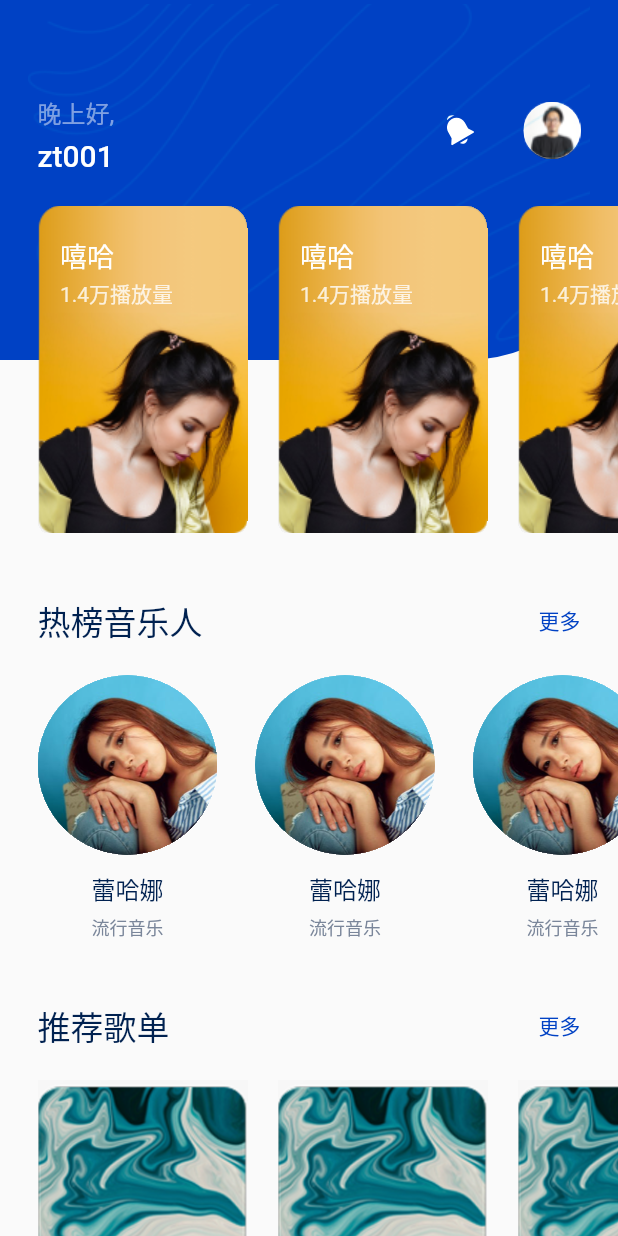
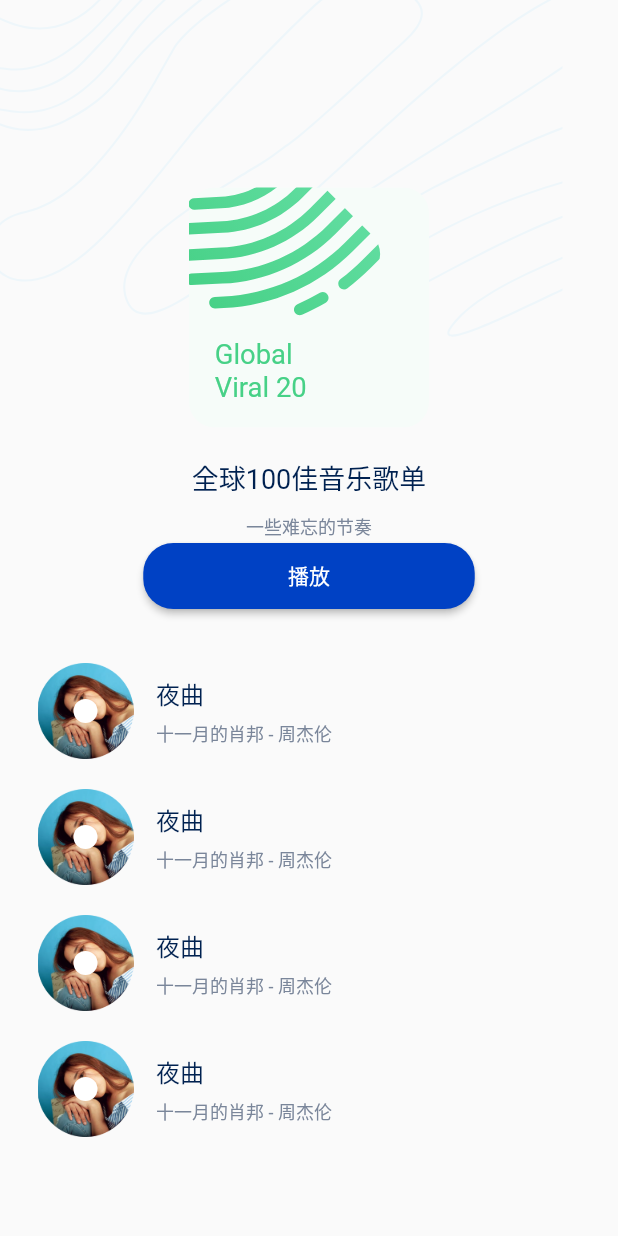
Before and after one commit to biubiiubiu/ztian-music-app, a Flutter app: the screen it shows after launch, after a tap on "嘻哈", on a phone screen of 412 x 824 dp. Run offline on Flutter 3.47's test engine with Material 2 defaults, Android fonts, the phone set to English and light mode, and no system bars; our stand-ins replace flutter_svg.

Commit message:
feat:歌单详情界面

```diff
--- a/lib/main.dart
+++ b/lib/main.dart
@@ -1,6 +1,7 @@
 import 'package:flutter/material.dart';
 import 'package:ztian_music_app/pages/home/home_page.dart';
 import 'package:ztian_music_app/pages/login/login_page.dart';
+import 'package:ztian_music_app/pages/playlist/detail_page.dart';
 
 void main() {
   runApp(const ZtianMusic());
@@ -30,7 +31,8 @@ class ZtianMusic extends StatelessWidget {
       initialRoute: '/',
       routes: {
         '/': (context) => const HomePage(),
-        '/login': (context) => const LoginPage()
+        '/login': (context) => const LoginPage(),
+        '/playlist/detail': (context) => const PlaylistDetailPage()
       },
     );
   }
--- a/lib/pages/home/category_banner.dart
+++ b/lib/pages/home/category_banner.dart
@@ -15,7 +15,9 @@ class CategoryBanner extends StatelessWidget {
               title: '嘻哈',
               description: '1.4万播放量',
               image: 'assets/images/banner.png',
-              onPress: () {}),
+              onPress: () {
+                Navigator.pushNamed(context, '/playlist/detail');
+              }),
           CategoryCard(
               title: '嘻哈',
               description: '1.4万播放量',
--- /dev/null
+++ b/lib/pages/playlist/detail_page.dart
@@ -0,0 +1,73 @@
+import 'package:flutter/material.dart';
+import 'package:flutter_svg/flutter_svg.dart';
+import 'package:ztian_music_app/theme.dart';
+import 'package:ztian_music_app/widgets/music_list.dart';
+
+import 'header.dart';
+
+class PlaylistDetailPage extends StatefulWidget {
+  const PlaylistDetailPage({Key? key}) : super(key: key);
+
+  @override
+  State createState() => _PlaylistDetailPageState();
+}
+
+class _PlaylistDetailPageState extends State<PlaylistDetailPage> {
+  @override
+  Widget build(BuildContext context) {
+    return Scaffold(
+        body: SingleChildScrollView(
+      scrollDirection: Axis.vertical,
+      child: Stack(
+        children: <Widget>[
+          SizedBox(
+              width: 375,
+              height: 235,
+              child: SvgPicture.asset('assets/images/playlist-back-image.svg')),
+          SizedBox(
+            width: MediaQuery.of(context).size.width,
+            child: Column(
+              crossAxisAlignment: CrossAxisAlignment.center,
+              children: <Widget>[
+                const Header(),
+                Row(
+                  mainAxisAlignment: MainAxisAlignment.center,
+                  children: const <Widget>[
+                    PrimaryButton(
+                      child: Text("播放"),
+                    ),
+                  ],
+                ),
+                SizedBox(
+                  height: 34,
+                ),
+                MusicList()
+              ],
+            ),
+          ),
+        ],
+      ),
+    ));
+  }
+}
+
+class PrimaryButton extends StatelessWidget {
+  const PrimaryButton({Key? key, required Widget this.child}) : super(key: key);
+
+  final Widget child;
+
+  @override
+  Widget build(BuildContext context) {
+    return ElevatedButton(
+      child: child,
+      onPressed: () {},
+      style: ButtonStyle(
+        backgroundColor: MaterialStateProperty.all<Color>(primary),
+        shape: MaterialStateProperty.all(const RoundedRectangleBorder(
+            side: BorderSide.none,
+            borderRadius: BorderRadius.all(Radius.circular(20)))),
+        fixedSize: MaterialStateProperty.all<Size>(const Size(221, 44)),
+      ),
+    );
+  }
+}
--- /dev/null
+++ b/lib/pages/playlist/header.dart
@@ -0,0 +1,40 @@
+import 'package:flutter/material.dart';
+import 'package:flutter_svg/svg.dart';
+import 'package:ztian_music_app/theme.dart';
+
+class Header extends StatelessWidget {
+  const Header({
+    Key? key,
+  }) : super(key: key);
+
+  @override
+  Widget build(BuildContext context) {
+    return Container(
+      width: MediaQuery.of(context).size.width,
+      margin: const EdgeInsets.only(top: 125),
+      child: Column(
+        crossAxisAlignment: CrossAxisAlignment.center,
+        children: <Widget>[
+          Container(
+            margin: const EdgeInsets.only(bottom: 20),
+            width: 160,
+            height: 160,
+            child: SvgPicture.asset('assets/images/album.svg'),
+          ),
+          Container(
+            margin: const EdgeInsets.only(bottom: 10),
+            child: const Text("全球100佳音乐歌单",
+                style: TextStyle(
+                  fontSize: 18,
+                  color: primaryTextColor,
+                )),
+          ),
+          const Text(
+            "一些难忘的节奏",
+            style: TextStyle(fontSize: 12, color: secondaryTextColor),
+          )
+        ],
+      ),
+    );
+  }
+}
--- a/lib/theme.dart
+++ b/lib/theme.dart
@@ -26,9 +26,12 @@ const TabBarTheme tabBarTheme = TabBarTheme(
   unselectedLabelColor: Color(0xFF7A869A),
 );
 
+const Color primaryTextColor = Color(0xFF002150);
+const Color secondaryTextColor = Color(0xFF7A869A);
+
 const TextStyle primaryText = TextStyle(
   fontSize: 16,
-  color: Color(0xFF002150),
+  color: primaryTextColor,
 );
 
 const TextStyle secondaryText =
--- a/lib/widgets/music_card.dart
+++ b/lib/widgets/music_card.dart
@@ -45,7 +45,7 @@ class MusicCard extends StatelessWidget {
                   name,
                   style: primaryText,
                 ),
-                SizedBox(
+                const SizedBox(
                   height: 6,
                 ),
                 Text(
```
Also changed, not shown: assets/images/album.svg (added), assets/images/playlist-back-image.svg (added), assets/images/save.svg (added).
